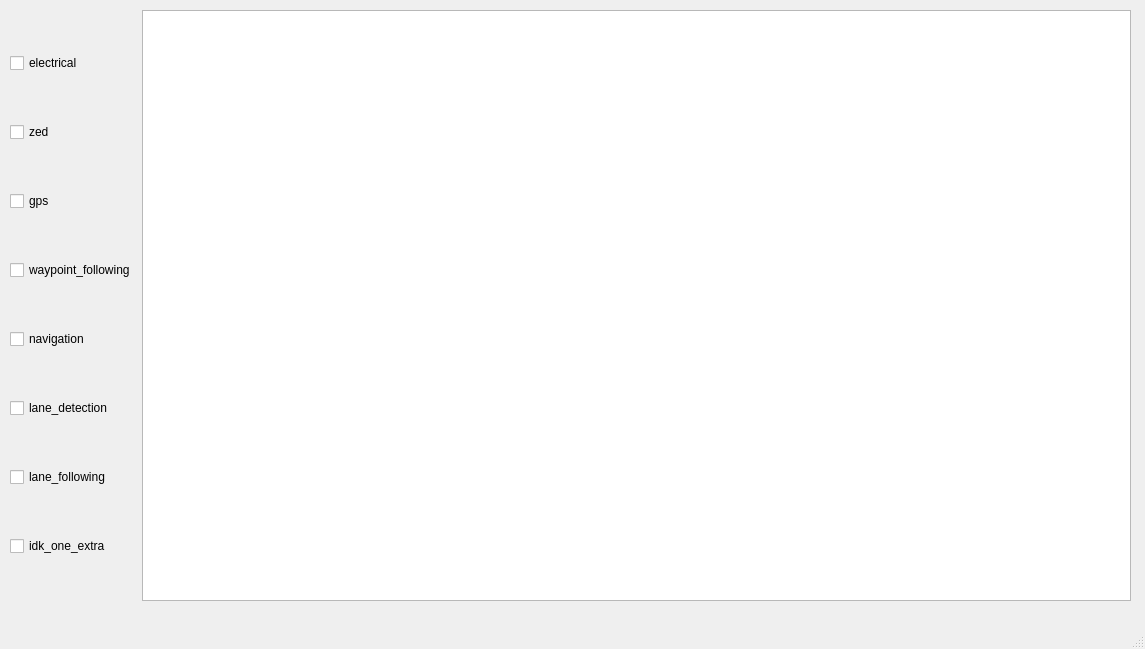
First picture: the form in IGVC_UI/mainwindow.ui, repository Team-Abhiyaan/IGVC_UI, before the edit.
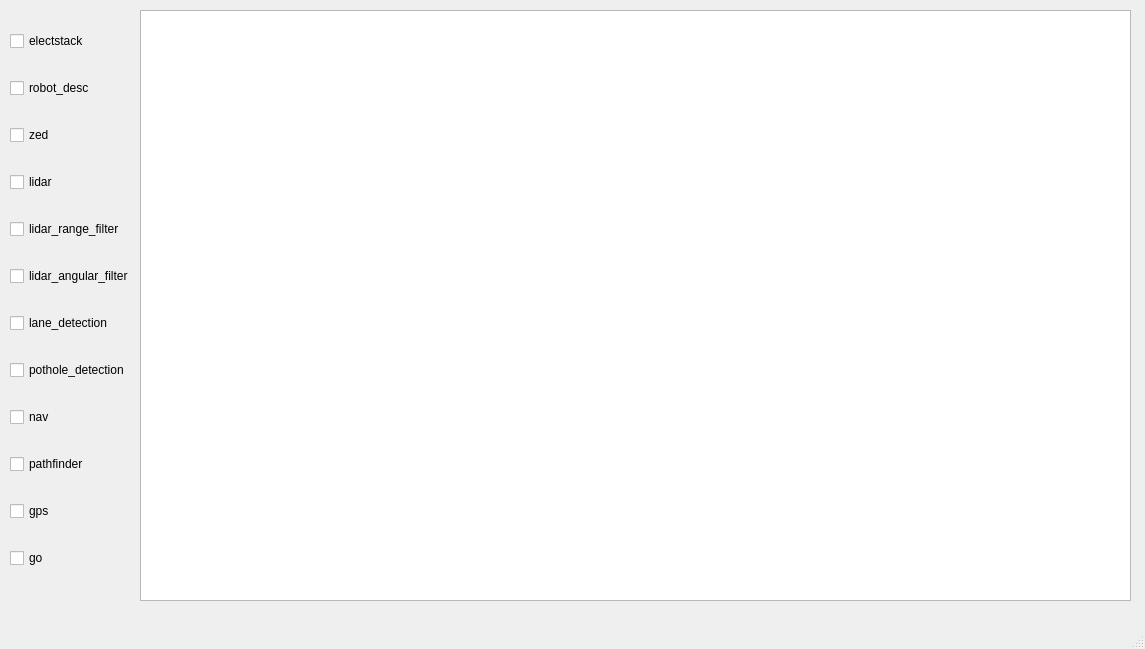
Second picture: the form after the edit.

Commit message: Modified codUI and correct commands

Patch:
```diff
--- a/IGVC_UI/mainwindow.ui
+++ b/IGVC_UI/mainwindow.ui
@@ -32,7 +32,17 @@
           <string notr="true">color: #000000;</string>
          </property>
          <property name="text">
-          <string>electrical</string>
+          <string>electstack</string>
+         </property>
+        </widget>
+       </item>
+       <item>
+        <widget class="QCheckBox" name="robot_desc">
+         <property name="styleSheet">
+          <string notr="true">color: #000000;</string>
+         </property>
+         <property name="text">
+          <string>robot_desc</string>
          </property>
         </widget>
        </item>
@@ -47,12 +57,12 @@
         </widget>
        </item>
        <item>
-        <widget class="QCheckBox" name="gps">
+        <widget class="QCheckBox" name="lidar">
          <property name="styleSheet">
           <string notr="true">color: #000000;</string>
          </property>
          <property name="text">
-          <string>gps</string>
+          <string>lidar</string>
          </property>
         </widget>
        </item>
@@ -62,7 +72,7 @@
           <string notr="true">color: #000000;</string>
          </property>
          <property name="text">
-          <string>waypoint_following</string>
+          <string>lidar_range_filter</string>
          </property>
         </widget>
        </item>
@@ -72,7 +82,7 @@
           <string notr="true">color: #000000;</string>
          </property>
          <property name="text">
-          <string>navigation</string>
+          <string>lidar_angular_filter</string>
          </property>
         </widget>
        </item>
@@ -92,7 +102,7 @@
           <string notr="true">color: #000000;</string>
          </property>
          <property name="text">
-          <string>lane_following</string>
+          <string>pothole_detection</string>
          </property>
         </widget>
        </item>
@@ -102,7 +112,37 @@
           <string notr="true">color: #000000;</string>
          </property>
          <property name="text">
-          <string>idk_one_extra</string>
+          <string>nav</string>
+         </property>
+        </widget>
+       </item>
+       <item>
+        <widget class="QCheckBox" name="pathfinder">
+         <property name="styleSheet">
+          <string notr="true">color: #000000;</string>
+         </property>
+         <property name="text">
+          <string>pathfinder</string>
+         </property>
+        </widget>
+       </item>
+       <item>
+        <widget class="QCheckBox" name="gps">
+         <property name="styleSheet">
+          <string notr="true">color: #000000;</string>
+         </property>
+         <property name="text">
+          <string>gps</string>
+         </property>
+        </widget>
+       </item>
+       <item>
+        <widget class="QCheckBox" name="go">
+         <property name="styleSheet">
+          <string notr="true">color: #000000;</string>
+         </property>
+         <property name="text">
+          <string>go</string>
          </property>
         </widget>
        </item>
```
Left out of the diff: 10 changed lines with no effect on the pictures. The commit also changes 1 other file.
